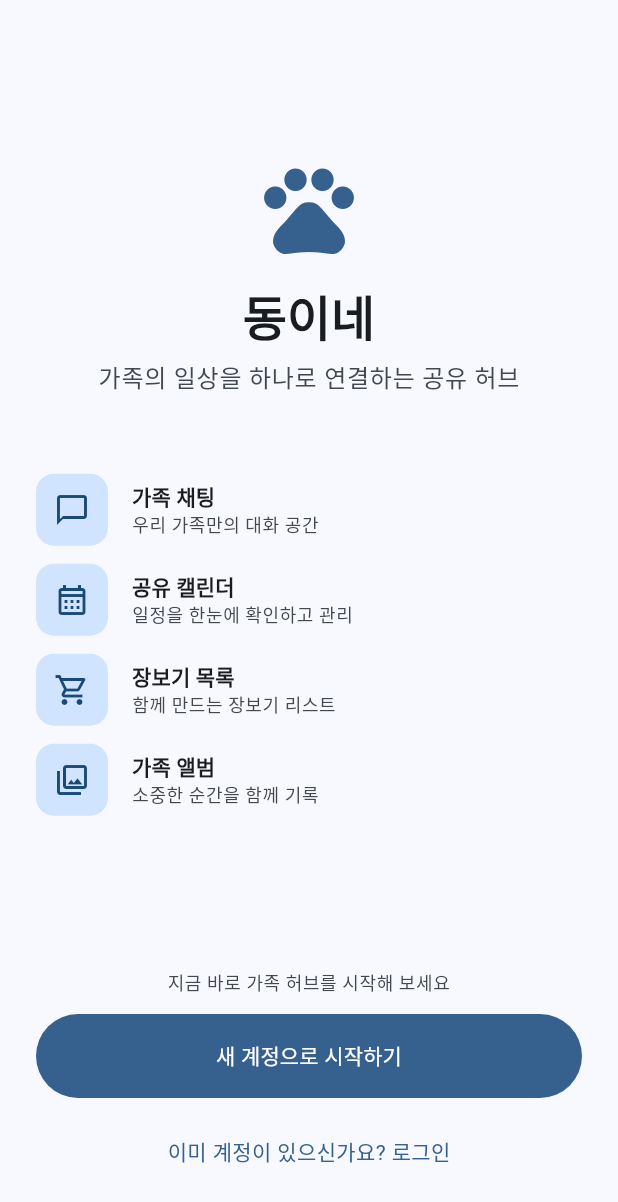
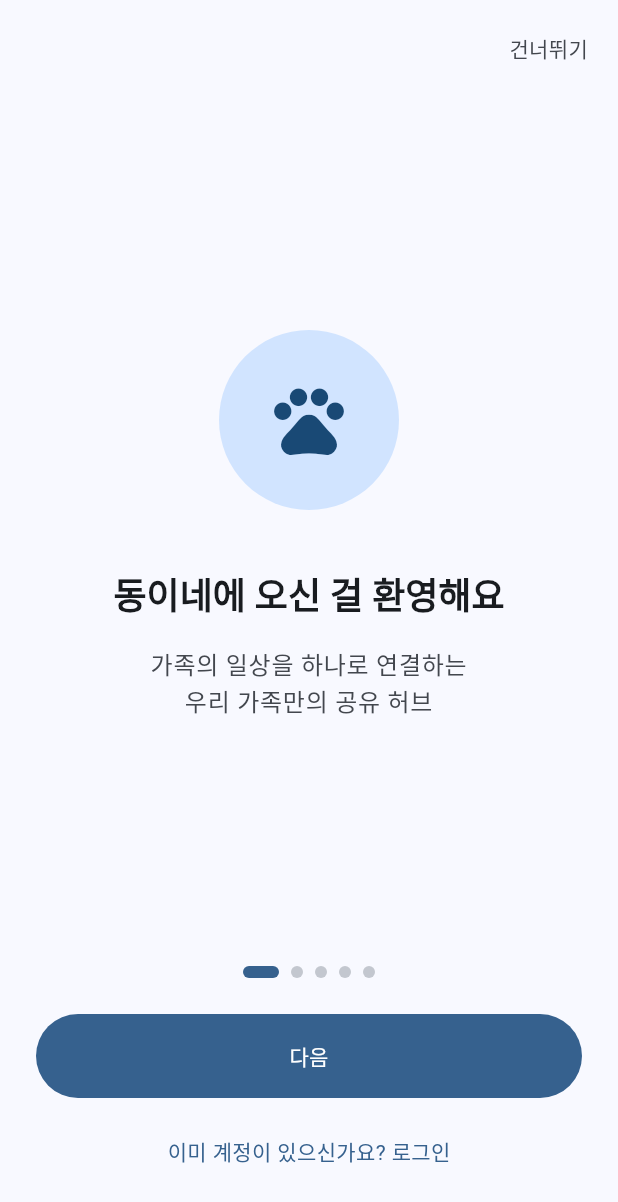
Before and after one commit to jimin1209/Dongine, a Flutter app: the screen it shows after launch, on a phone screen of 412 x 824 dp. Shown: the top 1202 px of the screen. Run offline on Flutter 3.47's test engine with Material 3 defaults, Android fonts, the phone set to English and light mode, and no system bars; our stand-ins replace cached_network_image, cloud_firestore, file_picker, firebase_auth, firebase_core, firebase_messaging and 9 more; missing offline and left inert: flutter_naver_map, googleapis, mqtt_client; accounts and stored records are empty; Roboto replaces fonts that are missing (Pretendard).

Commit message:
feat: 온보딩 PageView + 홈화면 레이아웃 개선
- 온보딩: 스와이프 PageView + dot indicator + 건너뛰기/시작하기
- 홈: 투두·일정 프리뷰 상단 이동, 요약 카드 2x2, 시스템 상태 하단

Co-Authored-By: Claude Opus 4.6 (1M context) <noreply@anthropic.com>

```diff
--- a/lib/features/auth/presentation/onboarding_screen.dart
+++ b/lib/features/auth/presentation/onboarding_screen.dart
@@ -1,123 +1,181 @@
 import 'package:flutter/material.dart';
 import 'package:go_router/go_router.dart';
 
-class OnboardingScreen extends StatelessWidget {
+class OnboardingScreen extends StatefulWidget {
   const OnboardingScreen({super.key});
 
-  static const _features = [
-    _Feature(
+  @override
+  State<OnboardingScreen> createState() => _OnboardingScreenState();
+}
+
+class _OnboardingScreenState extends State<OnboardingScreen> {
+  final _pageController = PageController();
+  int _currentPage = 0;
+
+  static const _pages = [
+    _OnboardingPage(
+      icon: Icons.pets,
+      title: '동이네에 오신 걸 환영해요',
+      description: '가족의 일상을 하나로 연결하는\n우리 가족만의 공유 허브',
+    ),
+    _OnboardingPage(
       icon: Icons.chat_bubble_outline,
       title: '가족 채팅',
-      description: '우리 가족만의 대화 공간',
+      description: '우리 가족만의 대화 공간에서\n소소한 일상을 나눠보세요',
     ),
-    _Feature(
+    _OnboardingPage(
       icon: Icons.calendar_month_outlined,
       title: '공유 캘린더',
-      description: '일정을 한눈에 확인하고 관리',
+      description: '가족 일정을 한눈에 확인하고\n함께 관리할 수 있어요',
     ),
-    _Feature(
+    _OnboardingPage(
       icon: Icons.shopping_cart_outlined,
       title: '장보기 목록',
-      description: '함께 만드는 장보기 리스트',
+      description: '함께 만드는 장보기 리스트로\n빠뜨리는 물건 없이 장을 봐요',
     ),
-    _Feature(
+    _OnboardingPage(
       icon: Icons.photo_library_outlined,
       title: '가족 앨범',
-      description: '소중한 순간을 함께 기록',
+      description: '소중한 순간을 함께 기록하고\n언제든 추억을 돌아보세요',
     ),
   ];
+
+  @override
+  void dispose() {
+    _pageController.dispose();
+    super.dispose();
+  }
+
+  void _goToNext() {
+    if (_currentPage < _pages.length - 1) {
+      _pageController.nextPage(
+        duration: const Duration(milliseconds: 300),
+        curve: Curves.easeInOut,
+      );
+    } else {
+      context.go('/login');
+    }
+  }
+
+  void _skip() {
+    context.go('/login');
+  }
 
   @override
   Widget build(BuildContext context) {
     final colorScheme = Theme.of(context).colorScheme;
     final textTheme = Theme.of(context).textTheme;
+    final isLastPage = _currentPage == _pages.length - 1;
 
     return Scaffold(
       body: SafeArea(
-        child: Padding(
-          padding: const EdgeInsets.symmetric(horizontal: 24.0),
         child: Column(
           children: [
-              const Spacer(flex: 2),
-              Icon(
-                Icons.pets,
-                size: 72,
-                color: colorScheme.primary,
+            // 상단 건너뛰기 버튼
+            Align(
+              alignment: Alignment.centerRight,
+              child: Padding(
+                padding: const EdgeInsets.only(top: 8, right: 8),
+                child: TextButton(
+                  onPressed: _skip,
+                  child: Text(
+                    '건너뛰기',
+                    style: textTheme.bodyMedium?.copyWith(
+                      color: colorScheme.onSurfaceVariant,
+                    ),
+                  ),
+                ),
+              ),
+            ),
+
+            // PageView 영역
+            Expanded(
+              child: PageView.builder(
+                controller: _pageController,
+                itemCount: _pages.length,
+                onPageChanged: (index) {
+                  setState(() {
+                    _currentPage = index;
+                  });
+                },
+                itemBuilder: (context, index) {
+                  final page = _pages[index];
+                  return Padding(
+                    padding: const EdgeInsets.symmetric(horizontal: 32),
+                    child: Column(
+                      mainAxisAlignment: MainAxisAlignment.center,
+                      children: [
+                        Container(
+                          width: 120,
+                          height: 120,
+                          decoration: BoxDecoration(
+                            color: colorScheme.primaryContainer,
+                            shape: BoxShape.circle,
+                          ),
+                          child: Icon(
+                            page.icon,
+                            size: 56,
+                            color: colorScheme.onPrimaryContainer,
+                          ),
+                        ),
+                        const SizedBox(height: 40),
+                        Text(
+                          page.title,
+                          style: textTheme.headlineSmall?.copyWith(
+                            fontWeight: FontWeight.bold,
+                          ),
+                          textAlign: TextAlign.center,
                         ),
                         const SizedBox(height: 16),
                         Text(
-                '동이네',
-                style: textTheme.headlineLarge?.copyWith(
-                  fontWeight: FontWeight.bold,
-                ),
-              ),
-              const SizedBox(height: 8),
-              Text(
-                '가족의 일상을 하나로 연결하는 공유 허브',
+                          page.description,
                           style: textTheme.bodyLarge?.copyWith(
                             color: colorScheme.onSurfaceVariant,
+                            height: 1.5,
                           ),
-              ),
-              const Spacer(),
-              ...List.generate(_features.length, (i) {
-                final feature = _features[i];
-                return Padding(
-                  padding: EdgeInsets.only(
-                    bottom: i < _features.length - 1 ? 12.0 : 0,
-                  ),
-                  child: Row(
-                    children: [
-                      Container(
-                        width: 48,
-                        height: 48,
-                        decoration: BoxDecoration(
-                          color: colorScheme.primaryContainer,
-                          borderRadius: BorderRadius.circular(12),
-                        ),
-                        child: Icon(
-                          feature.icon,
-                          color: colorScheme.onPrimaryContainer,
-                        ),
-                      ),
-                      const SizedBox(width: 16),
-                      Expanded(
-                        child: Column(
-                          crossAxisAlignment: CrossAxisAlignment.start,
-                          children: [
-                            Text(
-                              feature.title,
-                              style: textTheme.titleSmall?.copyWith(
-                                fontWeight: FontWeight.w600,
-                              ),
-                            ),
-                            Text(
-                              feature.description,
-                              style: textTheme.bodySmall?.copyWith(
-                                color: colorScheme.onSurfaceVariant,
-                              ),
-                            ),
-                          ],
-                        ),
+                          textAlign: TextAlign.center,
                         ),
                       ],
                     ),
                   );
+                },
+              ),
+            ),
+
+            // 페이지 인디케이터 (점)
+            Padding(
+              padding: const EdgeInsets.only(bottom: 24),
+              child: Row(
+                mainAxisAlignment: MainAxisAlignment.center,
+                children: List.generate(_pages.length, (index) {
+                  final isActive = index == _currentPage;
+                  return AnimatedContainer(
+                    duration: const Duration(milliseconds: 200),
+                    margin: const EdgeInsets.symmetric(horizontal: 4),
+                    width: isActive ? 24 : 8,
+                    height: 8,
+                    decoration: BoxDecoration(
+                      color: isActive
+                          ? colorScheme.primary
+                          : colorScheme.outlineVariant,
+                      borderRadius: BorderRadius.circular(4),
+                    ),
+                  );
                 }),
-              const Spacer(flex: 2),
-              Text(
-                '지금 바로 가족 허브를 시작해 보세요',
-                style: textTheme.bodySmall?.copyWith(
-                  color: colorScheme.onSurfaceVariant,
               ),
-                textAlign: TextAlign.center,
             ),
-              const SizedBox(height: 12),
+
+            // 하단 버튼 영역
+            Padding(
+              padding: const EdgeInsets.symmetric(horizontal: 24),
+              child: Column(
+                children: [
                   FilledButton(
-                onPressed: () => context.go('/login'),
+                    onPressed: _goToNext,
                     style: FilledButton.styleFrom(
                       minimumSize: const Size.fromHeight(56),
                     ),
-                child: const Text('새 계정으로 시작하기'),
+                    child: Text(isLastPage ? '시작하기' : '다음'),
                   ),
                   const SizedBox(height: 12),
                   TextButton(
@@ -133,17 +191,19 @@ class OnboardingScreen extends StatelessWidget {
                 ],
               ),
             ),
+          ],
+        ),
       ),
     );
   }
 }
 
-class _Feature {
+class _OnboardingPage {
   final IconData icon;
   final String title;
   final String description;
 
-  const _Feature({
+  const _OnboardingPage({
     required this.icon,
     required this.title,
     required this.description,
```
Also changed, not shown: lib/shared/widgets/main_shell.dart (+196 -161 lines). Lines whose indentation alone changed are shown as unchanged.
